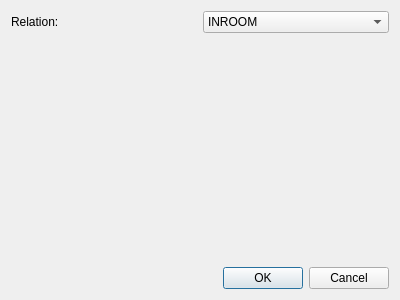
Above: subarchitectures/conceptual.sa/branches/avs-iros11/src/c++/conceptual/components/Tester/ObjectSearchResultDialog.ui from marc-hanheide/cogx before the change. Below: the same form after it.
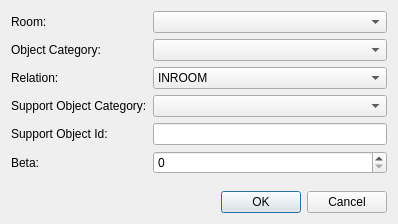
That is the form after the change.

```diff
--- a/subarchitectures/conceptual.sa/branches/avs-iros11/src/c++/conceptual/components/Tester/ObjectSearchResultDialog.ui
+++ b/subarchitectures/conceptual.sa/branches/avs-iros11/src/c++/conceptual/components/Tester/ObjectSearchResultDialog.ui
@@ -6,8 +6,8 @@
    <rect>
     <x>0</x>
     <y>0</y>
-    <width>400</width>
-    <height>300</height>
+    <width>398</width>
+    <height>224</height>
    </rect>
   </property>
   <property name="windowTitle">
@@ -15,16 +15,9 @@
   </property>
   <layout class="QVBoxLayout" name="verticalLayout">
    <item>
-    <layout class="QHBoxLayout" name="horizontalLayout">
-     <item>
-      <widget class="QLabel" name="label">
-       <property name="text">
-        <string>Relation:</string>
-       </property>
-      </widget>
-     </item>
-     <item>
-      <widget class="QComboBox" name="comboBox">
+    <layout class="QGridLayout" name="gridLayout">
+     <item row="2" column="1">
+      <widget class="QComboBox" name="relationComboBox">
        <item>
         <property name="text">
          <string>INROOM</string>
@@ -42,6 +35,70 @@
        </item>
       </widget>
      </item>
+     <item row="2" column="0">
+      <widget class="QLabel" name="label">
+       <property name="text">
+        <string>Relation:</string>
+       </property>
+      </widget>
+     </item>
+     <item row="1" column="1">
+      <widget class="QComboBox" name="objectCategoryComboBox"/>
+     </item>
+     <item row="3" column="1">
+      <widget class="QComboBox" name="supportObjectCategoryComboBox"/>
+     </item>
+     <item row="4" column="1">
+      <widget class="QLineEdit" name="supportObjectIdLineEdit"/>
+     </item>
+     <item row="3" column="0">
+      <widget class="QLabel" name="label_2">
+       <property name="text">
+        <string>Support Object Category:</string>
+       </property>
+      </widget>
+     </item>
+     <item row="1" column="0">
+      <widget class="QLabel" name="label_3">
+       <property name="text">
+        <string>Object Category:</string>
+       </property>
+      </widget>
+     </item>
+     <item row="4" column="0">
+      <widget class="QLabel" name="label_4">
+       <property name="text">
+        <string>Support Object Id:</string>
+       </property>
+      </widget>
+     </item>
+     <item row="0" column="1">
+      <widget class="QComboBox" name="roomComboBox"/>
+     </item>
+     <item row="0" column="0">
+      <widget class="QLabel" name="label_5">
+       <property name="text">
+        <string>Room:</string>
+       </property>
+      </widget>
+     </item>
+     <item row="5" column="1">
+      <widget class="QSpinBox" name="betaSpinBox">
+       <property name="maximum">
+        <number>100</number>
+       </property>
+       <property name="singleStep">
+        <number>10</number>
+       </property>
+      </widget>
+     </item>
+     <item row="5" column="0">
+      <widget class="QLabel" name="label_6">
+       <property name="text">
+        <string>Beta:</string>
+       </property>
+      </widget>
+     </item>
     </layout>
    </item>
    <item>
```
Left out of the diff: 35 changed lines with no effect on the pictures.
